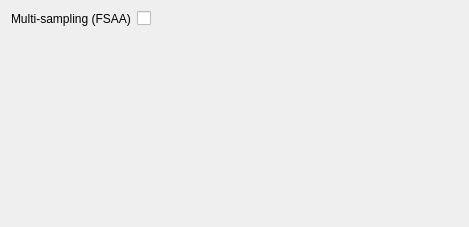
This is Base/QTGUI/Resources/UI/qSlicerSettingsViewsPanel.ui in Slicer/SlicerGitSVNArchive as Qt 5 draws it before an edit. The edited form follows.
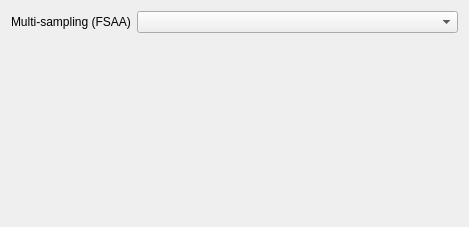
This is the edited form. Custom widgets are drawn as their Qt base class.

Commit message: ENH: Allow for specifying number of samples

Diff of the .ui file:
```diff
--- a/Base/QTGUI/Resources/UI/qSlicerSettingsViewsPanel.ui
+++ b/Base/QTGUI/Resources/UI/qSlicerSettingsViewsPanel.ui
@@ -25,7 +25,7 @@
     </widget>
    </item>
    <item row="0" column="1">
-    <widget class="QCheckBox" name="FSAACheckBox">
+    <widget class="QComboBox" name="FSAAComboBox">
      <property name="toolTip">
       <string>&lt;!DOCTYPE HTML PUBLIC &quot;-//W3C//DTD HTML 4.0//EN&quot; &quot;http://www.w3.org/TR/REC-html40/strict.dtd&quot;&gt;
 &lt;html&gt;&lt;head&gt;&lt;meta name=&quot;qrichtext&quot; content=&quot;1&quot; /&gt;&lt;style type=&quot;text/css&quot;&gt;
@@ -33,9 +33,6 @@
 &lt;/style&gt;&lt;/head&gt;&lt;body style=&quot; font-family:'MS Shell Dlg 2'; font-size:8.25pt; font-weight:400; font-style:normal;&quot;&gt;
 &lt;p style=&quot; margin-top:0px; margin-bottom:0px; margin-left:0px; margin-right:0px; -qt-block-indent:0; text-indent:0px;&quot;&gt;&lt;span style=&quot; font-size:8pt;&quot;&gt;Use multisampling for full-screen anti-aliasing.&lt;/span&gt;&lt;/p&gt;&lt;/body&gt;&lt;/html&gt;</string>
      </property>
-     <property name="text">
-      <string/>
-     </property>
     </widget>
    </item>
   </layout>
```
The commit also changes 2 other files.
